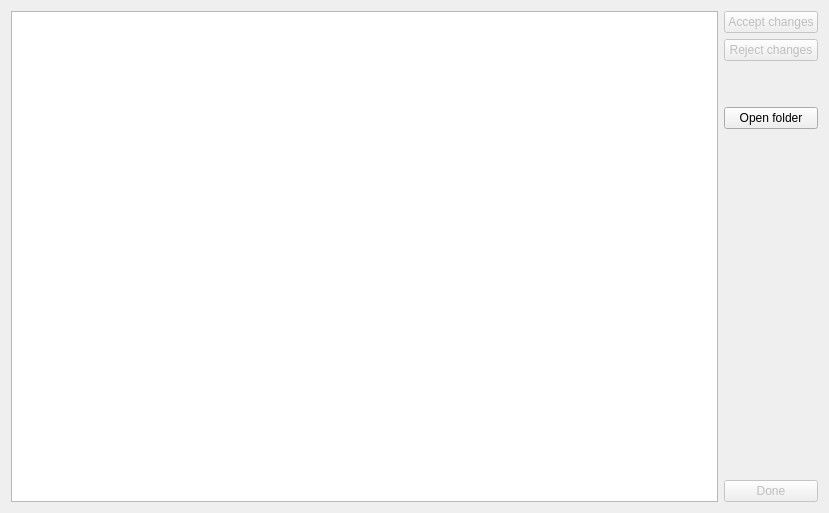
The window that src/ui/skeletons/dialog_single_mod_view.ui (132nd-etcher/EASI) describes before a commit, drawn with Qt 5.
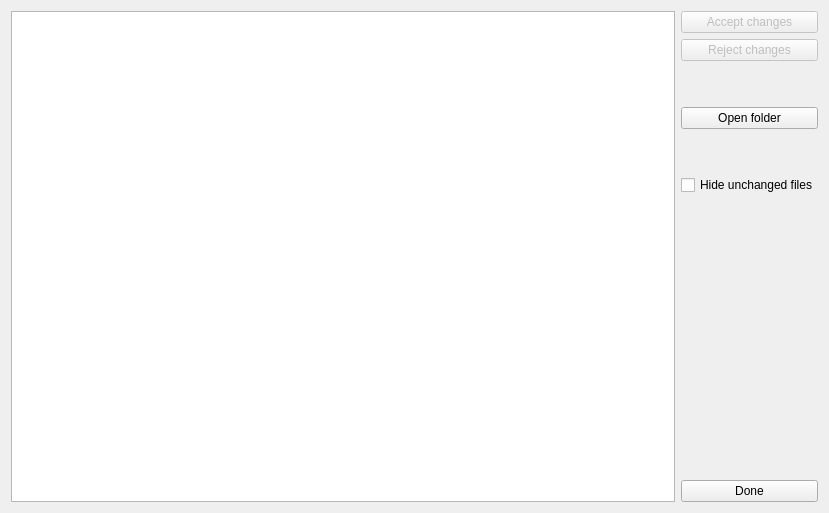
The same window after the commit.

Commit message: added hide_unchanged to SingleMod dialog

Patch:
```diff
--- a/src/ui/skeletons/dialog_single_mod_view.ui
+++ b/src/ui/skeletons/dialog_single_mod_view.ui
@@ -78,6 +78,29 @@
        </property>
       </widget>
      </item>
+     <item>
+      <spacer name="verticalSpacer_3">
+       <property name="orientation">
+        <enum>Qt::Vertical</enum>
+       </property>
+       <property name="sizeType">
+        <enum>QSizePolicy::Fixed</enum>
+       </property>
+       <property name="sizeHint" stdset="0">
+        <size>
+         <width>20</width>
+         <height>40</height>
+        </size>
+       </property>
+      </spacer>
+     </item>
+     <item>
+      <widget class="QCheckBox" name="check_hide_unchanged">
+       <property name="text">
+        <string>Hide unchanged files</string>
+       </property>
+      </widget>
+     </item>
      <item>
       <spacer name="verticalSpacer">
        <property name="orientation">
@@ -94,7 +117,7 @@
      <item>
       <widget class="QPushButton" name="btn_done">
        <property name="enabled">
-        <bool>false</bool>
+        <bool>true</bool>
        </property>
        <property name="text">
         <string>Done</string>
```
The commit also changes 1 other file.
